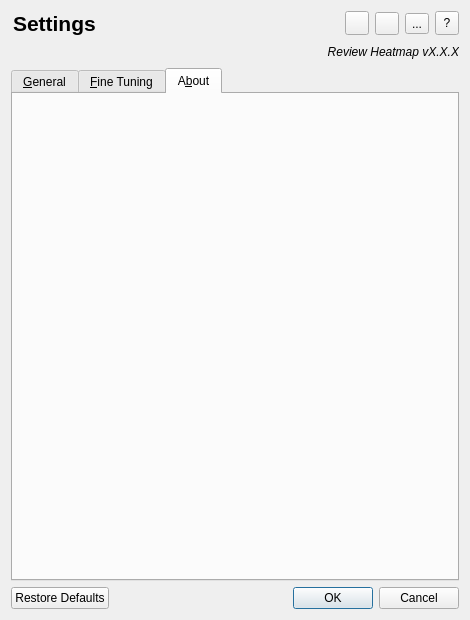
First picture: the form in designer/options.ui, repository glutanimate/review-heatmap, before the edit.
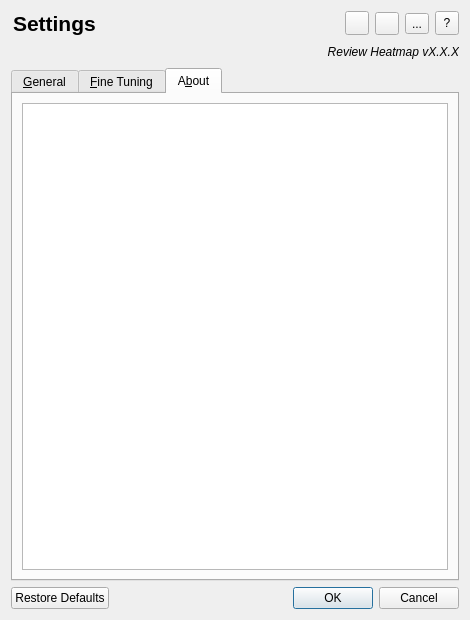
Second picture: the form after the edit. The open tabs and pages were chosen to show the change. Icons and pictures are not drawn. Custom widgets are drawn as their Qt base class.

Commit message: Switch to QTextBrowser for about widget; Reduce tab margins on macOS

The edit to the form file:
```diff
--- a/designer/options.ui
+++ b/designer/options.ui
@@ -792,31 +792,12 @@
       </attribute>
       <layout class="QVBoxLayout" name="verticalLayout_3">
        <item>
-        <widget class="QLabel" name="labAbout">
-         <property name="text">
-          <string>&lt;html&gt;&lt;/html&gt;</string>
-         </property>
-         <property name="wordWrap">
-          <bool>true</bool>
-         </property>
+        <widget class="QTextBrowser" name="htmlAbout">
          <property name="openExternalLinks">
           <bool>true</bool>
          </property>
         </widget>
        </item>
-       <item>
-        <spacer name="verticalSpacer_4">
-         <property name="orientation">
-          <enum>Qt::Vertical</enum>
-         </property>
-         <property name="sizeHint" stdset="0">
-          <size>
-           <width>20</width>
-           <height>40</height>
-          </size>
-         </property>
-        </spacer>
-       </item>
       </layout>
      </widget>
     </widget>
```
The commit also changes 2 other files.
